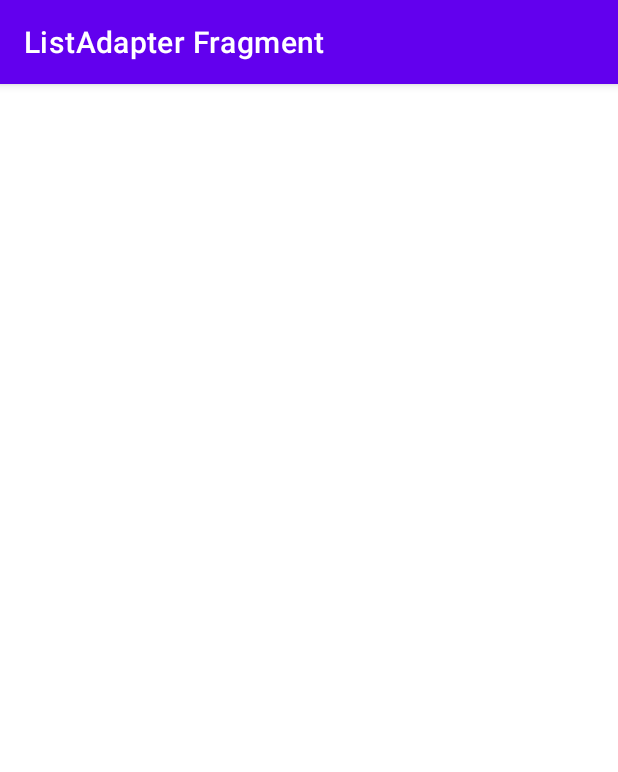
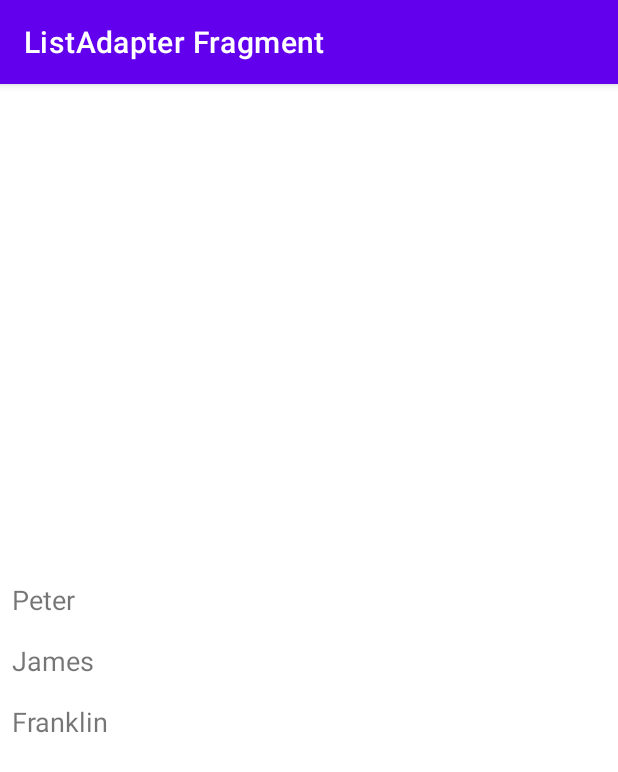
Before and after one commit to vlad92z/simplelistadapter, an Android app: the screen it shows after launch (MainActivity), on a phone screen of 412 x 824 dp. Shown: the top 772 px of the screen. Run offline under Robolectric (Android 15) with nearby library versions, the phone set to English and light mode, and no system bars; our stand-ins replace navigation-ui.

Commit message:
Add a simple list adapter

```diff
--- a/app/build.gradle
+++ b/app/build.gradle
@@ -43,7 +43,11 @@ dependencies {
     implementation 'androidx.constraintlayout:constraintlayout:2.1.4'
     implementation 'androidx.navigation:navigation-fragment-ktx:2.7.4'
     implementation 'androidx.navigation:navigation-ui-ktx:2.7.4'
+    implementation 'androidx.recyclerview:recyclerview:1.2.1'
+    implementation 'com.google.android.material:material:1.4.0'
+
     testImplementation 'junit:junit:4.13.2'
+
     androidTestImplementation 'androidx.test.ext:junit:1.1.5'
     androidTestImplementation 'androidx.test.espresso:espresso-core:3.5.1'
 }
--- a/app/src/main/java/com/vladz/simplelistadapter/FirstFragment.kt
+++ b/app/src/main/java/com/vladz/simplelistadapter/FirstFragment.kt
@@ -6,6 +6,8 @@ import android.view.LayoutInflater
 import android.view.View
 import android.view.ViewGroup
 import androidx.navigation.fragment.findNavController
+import androidx.recyclerview.widget.LinearLayoutManager
+import androidx.recyclerview.widget.RecyclerView
 import com.vladz.simplelistadapter.databinding.FragmentFirstBinding
 
 /**
@@ -19,6 +21,8 @@ class FirstFragment : Fragment() {
     // onDestroyView.
     private val binding get() = _binding!!
 
+    private val names = listOf("Peter", "James", "Franklin")
+
     override fun onCreateView(
         inflater: LayoutInflater, container: ViewGroup?,
         savedInstanceState: Bundle?
@@ -31,6 +35,16 @@ class FirstFragment : Fragment() {
 
     override fun onViewCreated(view: View, savedInstanceState: Bundle?) {
         super.onViewCreated(view, savedInstanceState)
+
+        val recyclerView = binding.recyclerView
+        val nameAdapter = SimpleListAdapter()
+        recyclerView.layoutManager = LinearLayoutManager(requireContext(), LinearLayoutManager.VERTICAL, false)
+        recyclerView.adapter = nameAdapter
+
+        // Set the list of names to the adapter
+        // Normally, you would want to observe a live data object
+        // to keep the adapter up to date
+        nameAdapter.submitList(names)
     }
 
     override fun onDestroyView() {
--- /dev/null
+++ b/app/src/main/java/com/vladz/simplelistadapter/SimpleListAdapter.kt
@@ -0,0 +1,40 @@
+package com.vladz.simplelistadapter
+
+import android.view.LayoutInflater
+import android.view.View
+import android.view.ViewGroup
+import android.widget.TextView
+import androidx.recyclerview.widget.ListAdapter
+import androidx.recyclerview.widget.DiffUtil
+import androidx.recyclerview.widget.RecyclerView
+
+class SimpleListAdapter : ListAdapter<String, SimpleListAdapter.NameViewHolder>(NameDiffCallback()) {
+
+    override fun onCreateViewHolder(parent: ViewGroup, viewType: Int): NameViewHolder {
+        val itemView = LayoutInflater.from(parent.context).inflate(R.layout.item_name, parent, false)
+        return NameViewHolder(itemView)
+    }
+
+    override fun onBindViewHolder(holder: NameViewHolder, position: Int) {
+        val name = getItem(position)
+        holder.bind(name)
+    }
+
+    class NameViewHolder(itemView: View) : RecyclerView.ViewHolder(itemView) {
+        private val nameTextView: TextView = itemView.findViewById(R.id.nameTextView)
+
+        fun bind(name: String) {
+            nameTextView.text = name
+        }
+    }
+}
+
+class NameDiffCallback : DiffUtil.ItemCallback<String>() {
+    override fun areItemsTheSame(oldItem: String, newItem: String): Boolean {
+        return oldItem == newItem
+    }
+
+    override fun areContentsTheSame(oldItem: String, newItem: String): Boolean {
+        return oldItem == newItem
+    }
+}
--- a/app/src/main/res/layout/fragment_first.xml
+++ b/app/src/main/res/layout/fragment_first.xml
@@ -6,4 +6,13 @@
     android:layout_height="match_parent"
     tools:context=".FirstFragment">
 
+    <androidx.recyclerview.widget.RecyclerView
+        android:id="@+id/recyclerView"
+        android:layout_width="match_parent"
+        android:layout_height="wrap_content"
+        app:layoutManager="androidx.recyclerview.widget.LinearLayoutManager"
+        android:orientation="horizontal"
+        app:layout_constraintTop_toTopOf="parent"
+        app:layout_constraintBottom_toBottomOf="parent" />
+
 </androidx.constraintlayout.widget.ConstraintLayout>
--- /dev/null
+++ b/app/src/main/res/layout/item_name.xml
@@ -0,0 +1,14 @@
+<?xml version="1.0" encoding="utf-8"?>
+<LinearLayout xmlns:android="http://schemas.android.com/apk/res/android"
+    android:layout_width="wrap_content"
+    android:layout_height="wrap_content"
+    android:orientation="vertical">
+
+    <TextView
+        android:id="@+id/nameTextView"
+        android:layout_width="wrap_content"
+        android:layout_height="wrap_content"
+        android:padding="8dp"
+        android:textSize="18sp"
+        android:background="?android:selectableItemBackground" />
+</LinearLayout>
```
